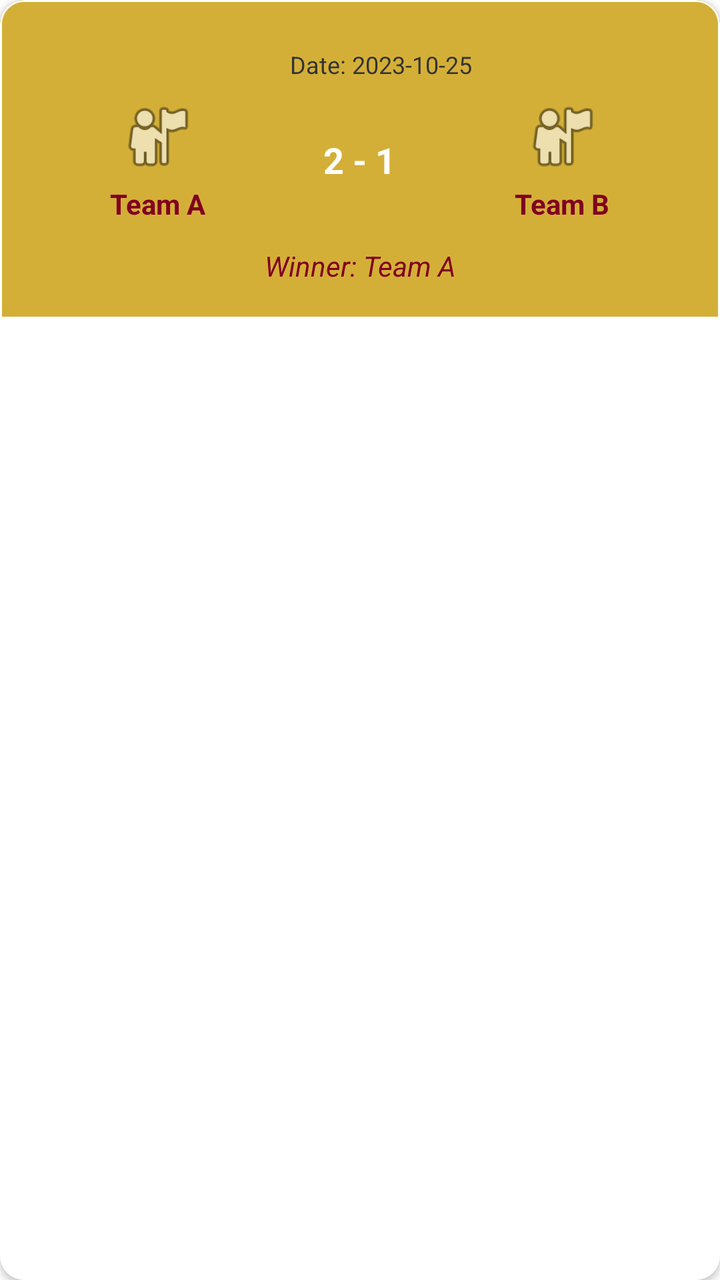
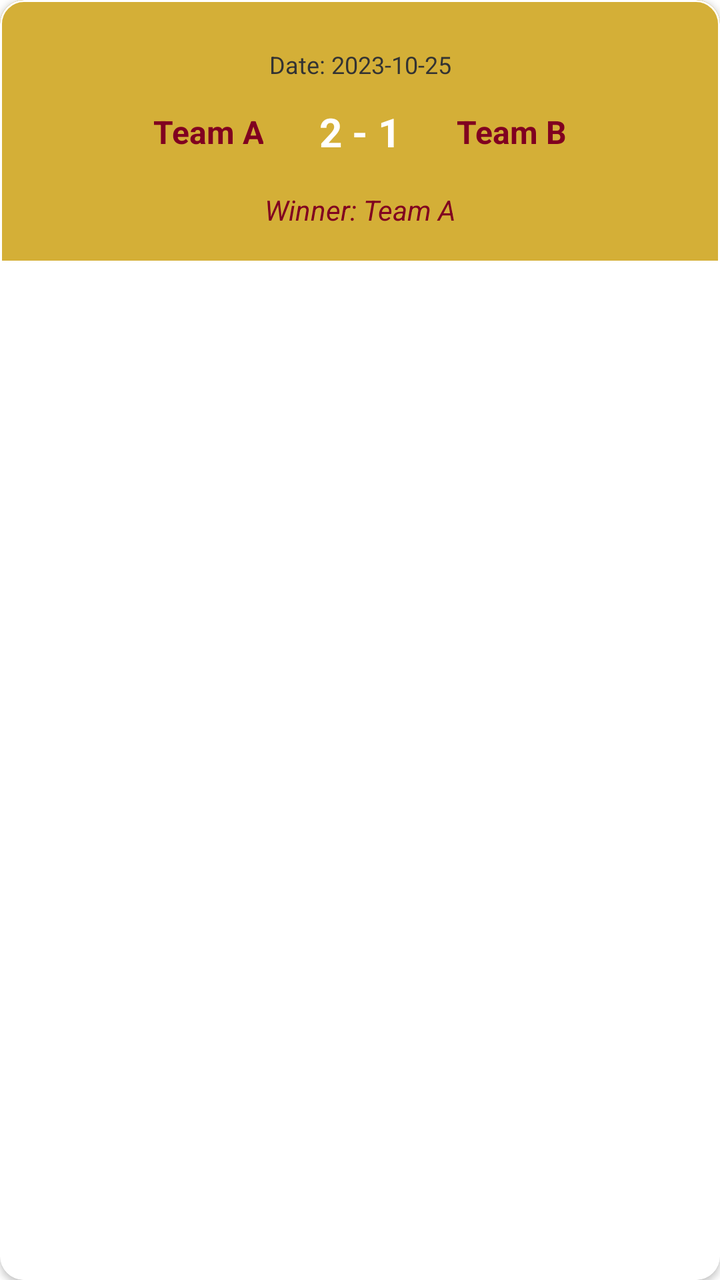

Two renders of the same Android screen: before a commit and after it. Below are the layout's source before the change and the commit's diff.
<!-- AndroidManifest.xml: application theme Theme.KickOff -->
<!-- res/layout/item_match.xml -->
<com.google.android.material.card.MaterialCardView
    xmlns:android="http://schemas.android.com/apk/res/android"
    xmlns:app="http://schemas.android.com/apk/res-auto"
    android:layout_width="match_parent"
    android:layout_height="wrap_content"
    android:layout_marginHorizontal="16dp"
    android:layout_marginVertical="8dp"
    app:cardCornerRadius="12dp"
    app:cardElevation="2dp"
    app:strokeColor="@color/white"
    app:strokeWidth="1dp">

    <androidx.constraintlayout.widget.ConstraintLayout
        android:layout_width="match_parent"
        android:layout_height="wrap_content"
        android:padding="16dp"
        android:background="@color/accentGold">

        <TextView
            android:id="@+id/tvDate"
            android:layout_width="wrap_content"
            android:layout_height="wrap_content"
            android:layout_marginTop="8dp"
            android:layout_marginEnd="108dp"
            android:text="Date: 2023-10-25"
            android:textColor="@color/darkGrey"
            android:textSize="12sp"
            app:layout_constraintEnd_toEndOf="parent"
            app:layout_constraintTop_toTopOf="parent" />

        <LinearLayout
            android:id="@+id/scoreContainer"
            android:layout_width="match_parent"
            android:layout_height="wrap_content"
            android:layout_marginTop="8dp"
            android:gravity="center"
            android:orientation="horizontal"
            app:layout_constraintTop_toBottomOf="@id/tvDate">

            <LinearLayout
                android:layout_width="0dp"
                android:layout_height="wrap_content"
                android:layout_weight="1"
                android:gravity="center"
                android:orientation="vertical">

                <ImageView
                    android:id="@+id/ivLogoA"
                    android:layout_width="40dp"
                    android:layout_height="40dp"
                    android:layout_marginBottom="4dp"
                    android:src="@android:drawable/ic_menu_myplaces"/>

                <TextView
                    android:id="@+id/tvTeamA"
                    android:layout_width="match_parent"
                    android:layout_height="wrap_content"
                    android:gravity="center"
                    android:text="Team A"
                    android:textColor="@color/primaryMaroon"
                    android:textSize="14sp"
                    android:textStyle="bold" />
            </LinearLayout>

            <TextView
                android:id="@+id/tvScore"
                android:layout_width="wrap_content"
                android:layout_height="wrap_content"
                android:layout_marginHorizontal="8dp"
                android:background="@drawable/bg_score_badge"
                android:paddingHorizontal="12dp"
                android:paddingVertical="4dp"
                android:text="2 - 1"
                android:textColor="@color/white"
                android:textSize="18sp"
                android:textStyle="bold" />

            <LinearLayout
                android:layout_width="0dp"
                android:layout_height="wrap_content"
                android:layout_weight="1"
                android:gravity="center"
                android:orientation="vertical">

                <ImageView
                    android:id="@+id/ivLogoB"
                    android:layout_width="40dp"
                    android:layout_height="40dp"
                    android:layout_marginBottom="4dp"
                    android:src="@android:drawable/ic_menu_myplaces"/>

                <TextView
                    android:id="@+id/tvTeamB"
                    android:layout_width="match_parent"
                    android:layout_height="wrap_content"
                    android:gravity="center"
                    android:text="Team B"
                    android:textColor="@color/primaryMaroon"
                    android:textSize="14sp"
                    android:textStyle="bold" />
            </LinearLayout>

        </LinearLayout>

        <TextView
            android:id="@+id/tvWinner"
            android:layout_width="wrap_content"
            android:layout_height="wrap_content"
            android:layout_marginTop="12dp"
            android:text="Winner: Team A"
            android:textColor="@color/primaryMaroon"
            android:textSize="14sp"
            android:textStyle="italic"
            app:layout_constraintEnd_toEndOf="parent"
            app:layout_constraintStart_toStartOf="parent"
            app:layout_constraintTop_toBottomOf="@id/scoreContainer" />

    </androidx.constraintlayout.widget.ConstraintLayout>

</com.google.android.material.card.MaterialCardView>
<!-- resources referenced by this layout -->
<resources>
  <color name="accentGold">#D4AF37</color>
  <color name="darkGrey">#333333</color>
  <color name="primaryMaroon">#800020</color>
  <color name="white">#FFFFFF</color>
  <!-- drawable bg_score_badge (drawable) -->
  <?xml version="1.0" encoding="utf-8"?>
  <selector xmlns:android="http://schemas.android.com/apk/res/android">
  
  </selector>
  <style name="Theme.KickOff" parent="Theme.MaterialComponents.DayNight.NoActionBar">
          <item name="colorPrimary">@color/primaryMaroon</item>
          <item name="colorPrimaryVariant">@color/darkMaroon</item>
          <item name="colorOnPrimary">@color/white</item>
          <item name="colorSecondary">@color/accentGold</item>
      </style>
  <color name="darkMaroon">#5A0016</color>
</resources>

<!-- the commit's change to res/layout/item_match.xml (unified diff, before → after) -->
@@ -21,11 +21,11 @@
             android:layout_width="wrap_content"
             android:layout_height="wrap_content"
             android:layout_marginTop="8dp"
-            android:layout_marginEnd="108dp"
             android:text="Date: 2023-10-25"
             android:textColor="@color/darkGrey"
             android:textSize="12sp"
             app:layout_constraintEnd_toEndOf="parent"
+            app:layout_constraintStart_toStartOf="parent"
             app:layout_constraintTop_toTopOf="parent" />
 
         <LinearLayout
@@ -37,68 +37,41 @@
             android:orientation="horizontal"
             app:layout_constraintTop_toBottomOf="@id/tvDate">
 
-            <LinearLayout
+            <TextView
+                android:id="@+id/tvTeamA"
                 android:layout_width="0dp"
                 android:layout_height="wrap_content"
                 android:layout_weight="1"
-                android:gravity="center"
-                android:orientation="vertical">
-
-                <ImageView
-                    android:id="@+id/ivLogoA"
-                    android:layout_width="40dp"
-                    android:layout_height="40dp"
-                    android:layout_marginBottom="4dp"
-                    android:src="@android:drawable/ic_menu_myplaces"/>
-
-                <TextView
-                    android:id="@+id/tvTeamA"
-                    android:layout_width="match_parent"
-                    android:layout_height="wrap_content"
-                    android:gravity="center"
-                    android:text="Team A"
-                    android:textColor="@color/primaryMaroon"
-                    android:textSize="14sp"
-                    android:textStyle="bold" />
-            </LinearLayout>
+                android:gravity="end"
+                android:paddingEnd="16dp"
+                android:text="Team A"
+                android:textColor="@color/primaryMaroon"
+                android:textSize="16sp"
+                android:textStyle="bold" />
 
             <TextView
                 android:id="@+id/tvScore"
                 android:layout_width="wrap_content"
                 android:layout_height="wrap_content"
-                android:layout_marginHorizontal="8dp"
                 android:background="@drawable/bg_score_badge"
                 android:paddingHorizontal="12dp"
                 android:paddingVertical="4dp"
                 android:text="2 - 1"
                 android:textColor="@color/white"
-                android:textSize="18sp"
+                android:textSize="20sp"
                 android:textStyle="bold" />
 
-            <LinearLayout
+            <TextView
+                android:id="@+id/tvTeamB"
                 android:layout_width="0dp"
                 android:layout_height="wrap_content"
                 android:layout_weight="1"
-                android:gravity="center"
-                android:orientation="vertical">
-
-                <ImageView
-                    android:id="@+id/ivLogoB"
-                    android:layout_width="40dp"
-                    android:layout_height="40dp"
-                    android:layout_marginBottom="4dp"
-                    android:src="@android:drawable/ic_menu_myplaces"/>
-
-                <TextView
-                    android:id="@+id/tvTeamB"
-                    android:layout_width="match_parent"
-                    android:layout_height="wrap_content"
-                    android:gravity="center"
-                    android:text="Team B"
-                    android:textColor="@color/primaryMaroon"
-                    android:textSize="14sp"
-                    android:textStyle="bold" />
-            </LinearLayout>
+                android:gravity="start"
+                android:paddingStart="16dp"
+                android:text="Team B"
+                android:textColor="@color/primaryMaroon"
+                android:textSize="16sp"
+                android:textStyle="bold" />
 
         </LinearLayout>
 
